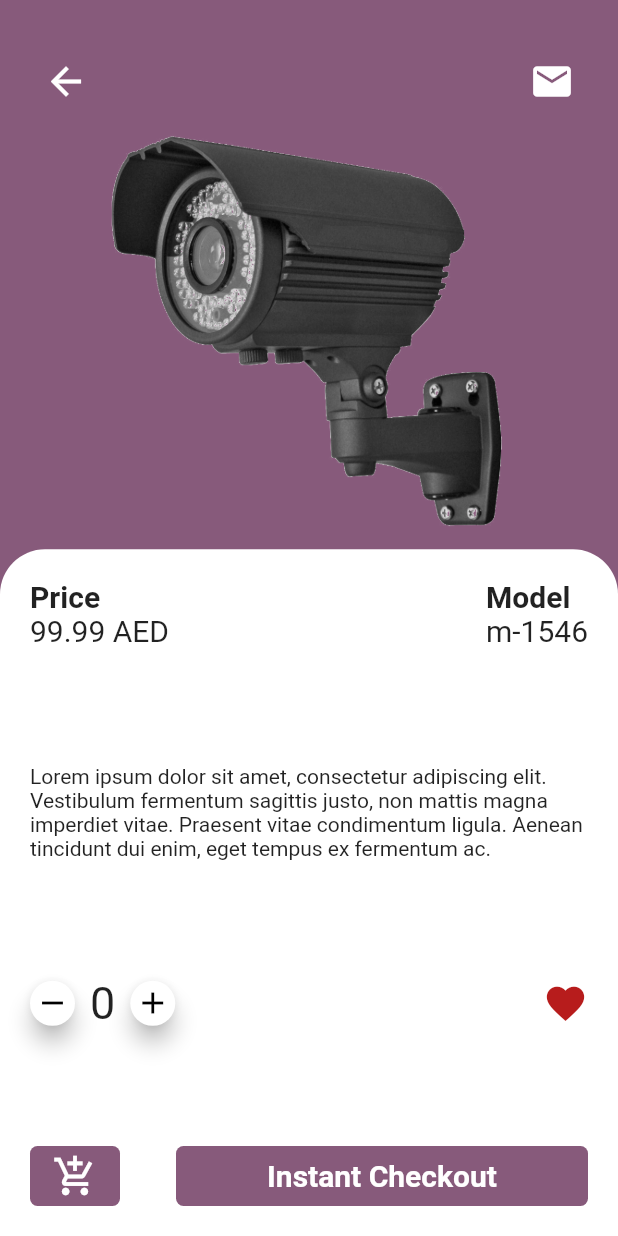
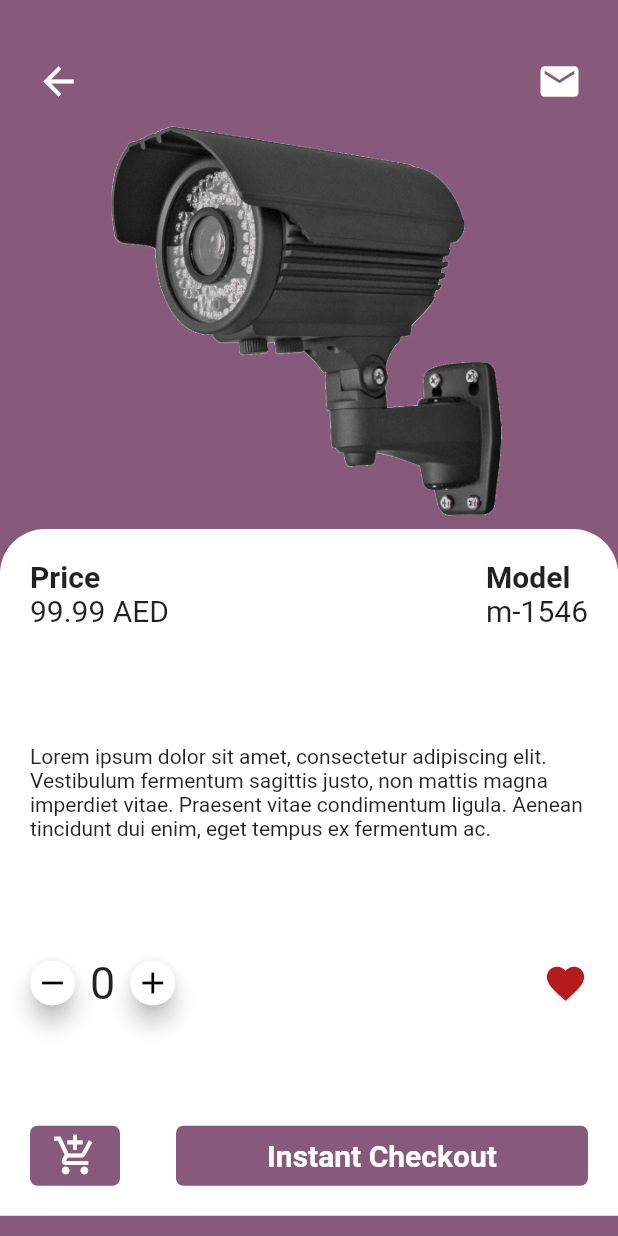
Before and after one commit to MesselemYoucef/TechApp, a Flutter app: the screen it shows after launch, on a phone screen of 412 x 824 dp. Run offline on Flutter 3.47's test engine with Material 2 defaults, Android fonts, the phone set to English and light mode, and no system bars; our stand-ins replace font_awesome_flutter.

Commit message:
First commit in the tech app

```diff
--- a/lib/screens/product_details.dart
+++ b/lib/screens/product_details.dart
@@ -32,12 +32,13 @@ class _ProductDetailsState extends State<ProductDetails> {
   Widget build(BuildContext context) {
     return Scaffold(
     backgroundColor: Color.fromRGBO(135, 90, 123, 1),
-    body: Column(
+    body: SingleChildScrollView(
+          child: Column(
         mainAxisAlignment: MainAxisAlignment.spaceBetween,
         children: [
           Container(
         margin: EdgeInsets.only(top: 30),
-      padding: EdgeInsets.symmetric(horizontal: 20),
+        padding: EdgeInsets.symmetric(horizontal: 15),
         child: Row(
         mainAxisAlignment: MainAxisAlignment.spaceBetween,
         children: <Widget>[
@@ -207,6 +208,7 @@ class _ProductDetailsState extends State<ProductDetails> {
           ),
         ],
           ),
+    ),
         );
   }
 }
```
Also changed, not shown: 2 other files. Lines whose indentation alone changed are shown as unchanged.
